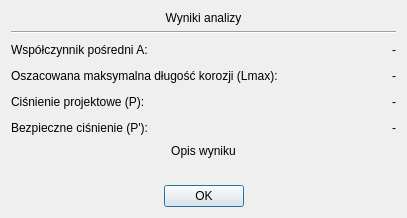
Qt form ResultsWindow.ui (ukito-pl/UltraSoundScanViewer) before a commit.
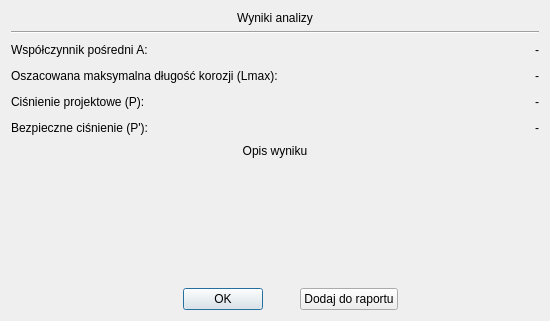
The same form after that commit.

What changed in the file:
```diff
--- a/ResultsWindow.ui
+++ b/ResultsWindow.ui
@@ -6,8 +6,8 @@
    <rect>
     <x>0</x>
     <y>0</y>
-    <width>407</width>
-    <height>218</height>
+    <width>550</width>
+    <height>321</height>
    </rect>
   </property>
   <property name="windowTitle">
@@ -191,6 +191,21 @@
     </spacer>
    </item>
    <item>
+    <layout class="QHBoxLayout" name="horizontalLayout">
+     <item>
+      <spacer name="horizontalSpacer_6">
+       <property name="orientation">
+        <enum>Qt::Horizontal</enum>
+       </property>
+       <property name="sizeHint" stdset="0">
+        <size>
+         <width>40</width>
+         <height>20</height>
+        </size>
+       </property>
+      </spacer>
+     </item>
+     <item>
     <widget class="QDialogButtonBox" name="buttonBox">
      <property name="orientation">
       <enum>Qt::Horizontal</enum>
@@ -203,6 +218,28 @@
      </property>
     </widget>
    </item>
+     <item>
+      <widget class="QPushButton" name="pushButton_report">
+       <property name="text">
+        <string>Dodaj do raportu</string>
+       </property>
+      </widget>
+     </item>
+     <item>
+      <spacer name="horizontalSpacer_5">
+       <property name="orientation">
+        <enum>Qt::Horizontal</enum>
+       </property>
+       <property name="sizeHint" stdset="0">
+        <size>
+         <width>40</width>
+         <height>20</height>
+        </size>
+       </property>
+      </spacer>
+     </item>
+    </layout>
+   </item>
   </layout>
   <zorder>buttonBox</zorder>
   <zorder>label</zorder>
```
Left out of the diff: 10 changed lines with no effect on the pictures. Lines whose indentation alone changed are shown as unchanged.
